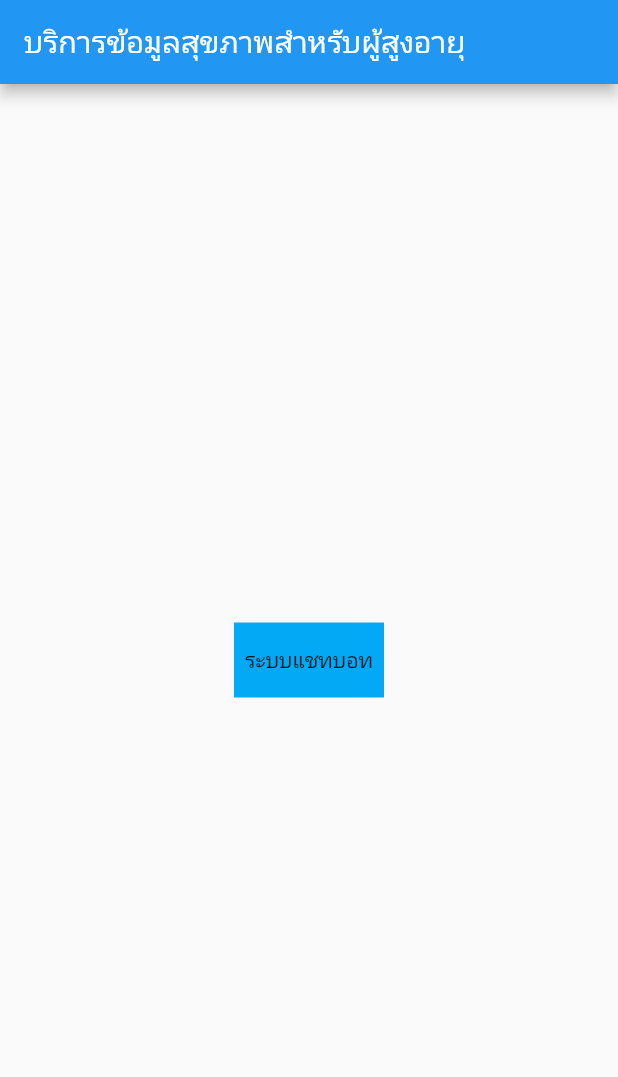
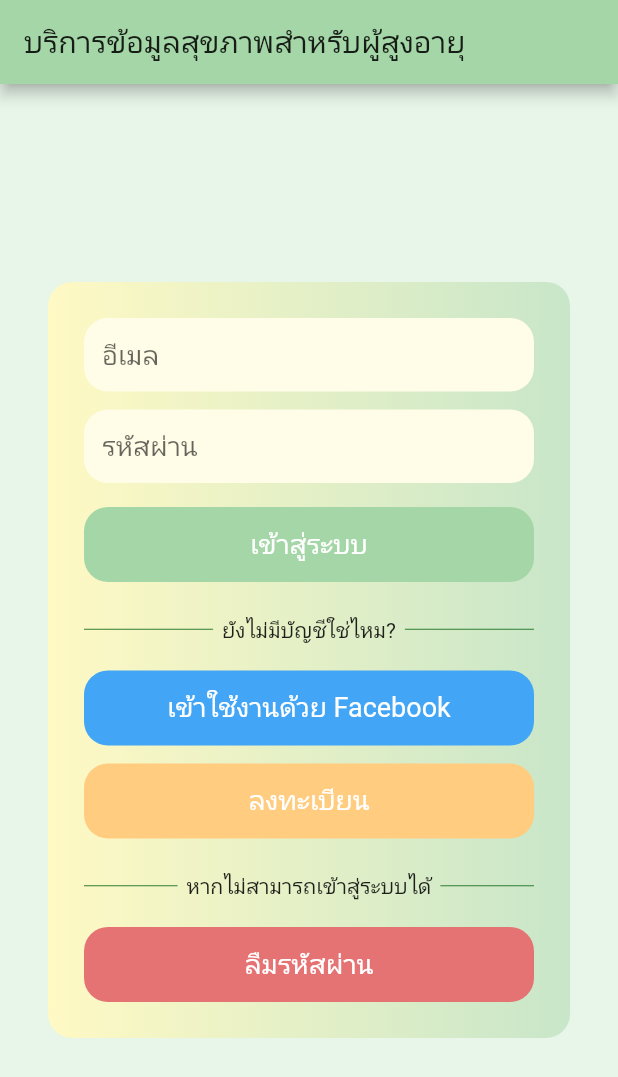
Before and after one commit to chanin-nusang/hdse_application, a Flutter app: the screen it shows after launch, on a phone screen of 412 x 824 dp. Shown: the top 1077 px of the screen. Run offline on Flutter 3.47's test engine with Material 2 defaults, Android fonts, the phone set to English and light mode, and no system bars; our stand-ins replace firebase_auth, firebase_core, rxdart; missing offline and left inert: dialogflow_grpc, flutter_facebook_auth, sound_stream; accounts and stored records are empty; project files that could hold a hidden picture were left out.

Commit message:
email, fb login

```diff
--- a/lib/app.dart
+++ b/lib/app.dart
@@ -1,6 +1,23 @@
 import 'package:flutter/material.dart';
 import 'package:hdse_application/screen/chat.dart';
 import 'package:hdse_application/screen/home.dart';
+import 'package:hdse_application/screen/login.dart';
+
+final Map<int, Color> _green200Map = {
+  50: Colors.green[50]!,
+  100: Colors.green[100]!,
+  200: Colors.green[200]!,
+  300: Colors.green[300]!,
+  400: Colors.green[400]!,
+  500: Colors.green[500]!,
+  600: Colors.green[600]!,
+  700: Colors.green[700]!,
+  800: Colors.green[800]!,
+  900: Colors.green[900]!,
+};
+
+final MaterialColor _green200Swatch =
+  MaterialColor(Colors.green[200]!.value, _green200Map);
 
 class App extends StatelessWidget {
   const App({Key? key}) : super(key: key);
@@ -10,9 +27,9 @@ class App extends StatelessWidget {
     return MaterialApp(
       title: 'Flutter Demo',
       theme: ThemeData(
-        primarySwatch: Colors.blue,
+        primarySwatch: _green200Swatch
       ),
-      home: Home(title: 'บริการข้อมูลสุขภาพสำหรับผู้สูงอายุ'),
+      home: Login(), // Home(title: 'บริการข้อมูลสุขภาพสำหรับผู้สูงอายุ'),
     );
   }
 }
--- a/lib/main.dart
+++ b/lib/main.dart
@@ -1,6 +1,9 @@
+import 'package:firebase_core/firebase_core.dart';
 import 'package:flutter/material.dart';
 import 'package:hdse_application/app.dart';
 
-void main() {
+void main() async {
+  WidgetsFlutterBinding.ensureInitialized();
+  await Firebase.initializeApp();
   runApp(App());
 }
--- /dev/null
+++ b/lib/screen/login.dart
@@ -0,0 +1,230 @@
+import 'package:firebase_auth/firebase_auth.dart';
+import 'package:firebase_core/firebase_core.dart';
+import 'package:flutter/material.dart';
+import 'package:flutter_facebook_auth/flutter_facebook_auth.dart';
+import 'package:hdse_application/screen/ResetPassword.dart';
+import 'package:hdse_application/screen/home.dart';
+import 'package:hdse_application/screen/signup.dart';
+
+class Login extends StatefulWidget {
+  Login({Key? key}) : super(key: key);
+
+  @override
+  _LoginState createState() => _LoginState();
+}
+
+class _LoginState extends State<Login> {
+  final FirebaseAuth _auth = FirebaseAuth.instance;
+  TextEditingController emailController = TextEditingController();
+  TextEditingController passwordController = TextEditingController();
+
+  @override
+  void initState() {
+    checkAuth(context);
+    super.initState();
+  }
+
+  Future checkAuth(BuildContext context) async {
+    User? user = await _auth.currentUser;
+    if (user != null) {
+      print("Already singed-in with");
+      Navigator.pushReplacement(
+          context,
+          MaterialPageRoute(
+              builder: (context) => Home(
+                    user: user,
+                    title: "ยินดีต้อนรับ",
+                  )));
+    }
+  }
+
+  signIn() async {
+    try {
+      await _auth.signInWithEmailAndPassword(
+          email: emailController.text.trim(),
+          password: passwordController.text.trim());
+      print("signed in ${_auth.currentUser?.email ?? ""}");
+      checkAuth(context);
+    } catch (e) {
+      ScaffoldMessenger.of(context).showSnackBar(SnackBar(
+        content: Text(e.toString(), style: TextStyle(color: Colors.white)),
+        backgroundColor: Colors.red,
+      ));
+    }
+  }
+
+  Future signInWithFacebook() async {
+    try {
+      // Trigger the sign-in flow
+      final LoginResult loginResult = await FacebookAuth.instance.login();
+
+      // Create a credential from the access token
+      final OAuthCredential facebookAuthCredential =
+          FacebookAuthProvider.credential(loginResult.accessToken!.token);
+      await _auth.signInWithCredential(facebookAuthCredential);
+      checkAuth(context);
+    } catch (e) {
+      ScaffoldMessenger.of(context).showSnackBar(SnackBar(
+        content: Text(e.toString(), style: TextStyle(color: Colors.white)),
+        backgroundColor: Colors.red,
+      ));
+    }
+  }
+
+  // signIn() {
+  //   // _auth
+  //   //     .signInWithEmailAndPassword(
+  //   //         email: emailController.text.trim(),
+  //   //         password: passwordController.text.trim())
+  //   signInAuth().then((user) {
+
+  //   }).catchError((error) {
+  //     print(error);
+  //     ScaffoldMessenger.of(context).showSnackBar(SnackBar(
+  //       content: Text(error.message, style: TextStyle(color: Colors.white)),
+  //       backgroundColor: Colors.red,
+  //     ));
+  //   });
+  // }
+
+  @override
+  Widget build(BuildContext context) {
+    return Scaffold(
+        appBar: AppBar(
+          title: Text("บริการข้อมูลสุขภาพสำหรับผู้สูงอายุ",
+              style: TextStyle(color: Colors.black87)),
+        ),
+        body: Container(
+            color: Colors.green[50],
+            child: Center(
+              child: Container(
+                  decoration: BoxDecoration(
+                      borderRadius: BorderRadius.circular(16),
+                      gradient: LinearGradient(
+                          colors: [Colors.yellow[100]!, Colors.green[100]!])),
+                  margin: EdgeInsets.all(32),
+                  padding: EdgeInsets.all(24),
+                  child: Column(
+                    mainAxisSize: MainAxisSize.min,
+                    mainAxisAlignment: MainAxisAlignment.center,
+                    children: <Widget>[
+                      buildTextFieldEmail(),
+                      buildTextFieldPassword(),
+                      buildButtonSignIn(),
+                      buildLine("ยังไม่มีบัญชีใช่ไหม?"),
+                      buildButtonFacebook(context),
+                      buildButtonRegister(),
+                      buildLine("หากไม่สามารถเข้าสู่ระบบได้"),
+                      buildButtonForgotPassword(context)
+                    ],
+                  )),
+            )));
+  }
+
+  Widget buildButtonSignIn() {
+    return InkWell(
+      child: Container(
+          constraints: BoxConstraints.expand(height: 50),
+          child: Text("เข้าสู่ระบบ",
+              textAlign: TextAlign.center,
+              style: TextStyle(fontSize: 18, color: Colors.white)),
+          decoration: BoxDecoration(
+              borderRadius: BorderRadius.circular(16),
+              color: Colors.green[200]),
+          margin: EdgeInsets.only(top: 16),
+          padding: EdgeInsets.all(12)),
+      onTap: () {
+        signIn();
+      },
+    );
+  }
+
+  Container buildTextFieldEmail() {
+    return Container(
+        padding: EdgeInsets.all(12),
+        decoration: BoxDecoration(
+            color: Colors.yellow[50], borderRadius: BorderRadius.circular(16)),
+        child: TextField(
+            controller: emailController,
+            decoration: InputDecoration.collapsed(hintText: "อีเมล"),
+            style: TextStyle(fontSize: 18)));
+  }
+
+  Container buildTextFieldPassword() {
+    return Container(
+        padding: EdgeInsets.all(12),
+        margin: EdgeInsets.only(top: 12),
+        decoration: BoxDecoration(
+            color: Colors.yellow[50], borderRadius: BorderRadius.circular(16)),
+        child: TextField(
+            controller: passwordController,
+            obscureText: true,
+            decoration: InputDecoration.collapsed(hintText: "รหัสผ่าน"),
+            style: TextStyle(fontSize: 18)));
+  }
+
+  Widget buildLine(String text) {
+    return Container(
+        margin: EdgeInsets.only(top: 16),
+        child: Row(children: <Widget>[
+          Expanded(child: Divider(color: Colors.green[800])),
+          Padding(
+              padding: EdgeInsets.all(6),
+              child: Text(text, style: TextStyle(color: Colors.black87))),
+          Expanded(child: Divider(color: Colors.green[800])),
+        ]));
+  }
+
+  Widget buildButtonRegister() {
+    return InkWell(
+        child: Container(
+            constraints: BoxConstraints.expand(height: 50),
+            child: Text("ลงทะเบียน",
+                textAlign: TextAlign.center,
+                style: TextStyle(fontSize: 18, color: Colors.white)),
+            decoration: BoxDecoration(
+                borderRadius: BorderRadius.circular(16),
+                color: Colors.orange[200]),
+            margin: EdgeInsets.only(top: 12),
+            padding: EdgeInsets.all(12)),
+        onTap: () {
+          Navigator.push(
+              context, MaterialPageRoute(builder: (context) => Signup()));
+        });
+  }
+
+  buildButtonForgotPassword(BuildContext context) {
+    return InkWell(
+        child: Container(
+            constraints: BoxConstraints.expand(height: 50),
+            child: Text("ลืมรหัสผ่าน",
+                textAlign: TextAlign.center,
+                style: TextStyle(fontSize: 18, color: Colors.white)),
+            decoration: BoxDecoration(
+                borderRadius: BorderRadius.circular(16),
+                color: Colors.red[300]),
+            margin: EdgeInsets.only(top: 12),
+            padding: EdgeInsets.all(12)),
+        onTap: () => navigateToResetPasswordPage(context));
+  }
+
+  navigateToResetPasswordPage(BuildContext context) {
+    Navigator.push(
+        context, MaterialPageRoute(builder: (context) => ResetPassword()));
+  }
+
+  Widget buildButtonFacebook(BuildContext context) {
+    return InkWell(
+        child: Container(
+            constraints: BoxConstraints.expand(height: 50),
+            child: Text("เข้าใช้งานด้วย Facebook",
+                textAlign: TextAlign.center,
+                style: TextStyle(fontSize: 18, color: Colors.white)),
+            decoration: BoxDecoration(
+                borderRadius: BorderRadius.circular(16),
+                color: Colors.blue[400]),
+            margin: EdgeInsets.only(top: 12),
+            padding: EdgeInsets.all(12)),
+        onTap: () => signInWithFacebook());
+  }
+}
--- a/pubspec.yaml
+++ b/pubspec.yaml
@@ -31,6 +31,9 @@ dependencies:
   # The following adds the Cupertino Icons font to your application.
   # Use with the CupertinoIcons class for iOS style icons.
   cupertino_icons: ^1.0.2
+  firebase_core: ^1.10.6
+  firebase_auth: ^3.3.4
+  flutter_facebook_auth: ^3.5.7
 
 dev_dependencies:
   flutter_test:
```
Also changed, not shown: lib/screen/ResetPassword.dart (added, +81 -0 lines), lib/screen/chat.dart (+10 -7 lines), lib/screen/home.dart (+36 -5 lines), lib/screen/signup.dart (added, +121 -0 lines), pubspec.lock, 6 other files.
